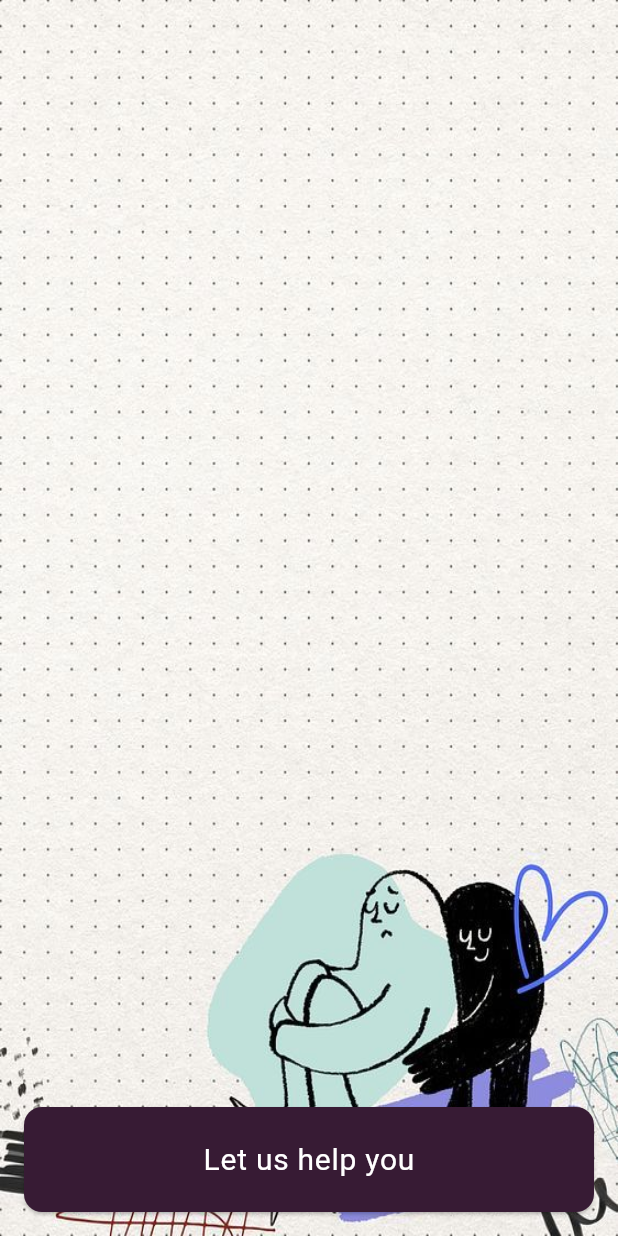
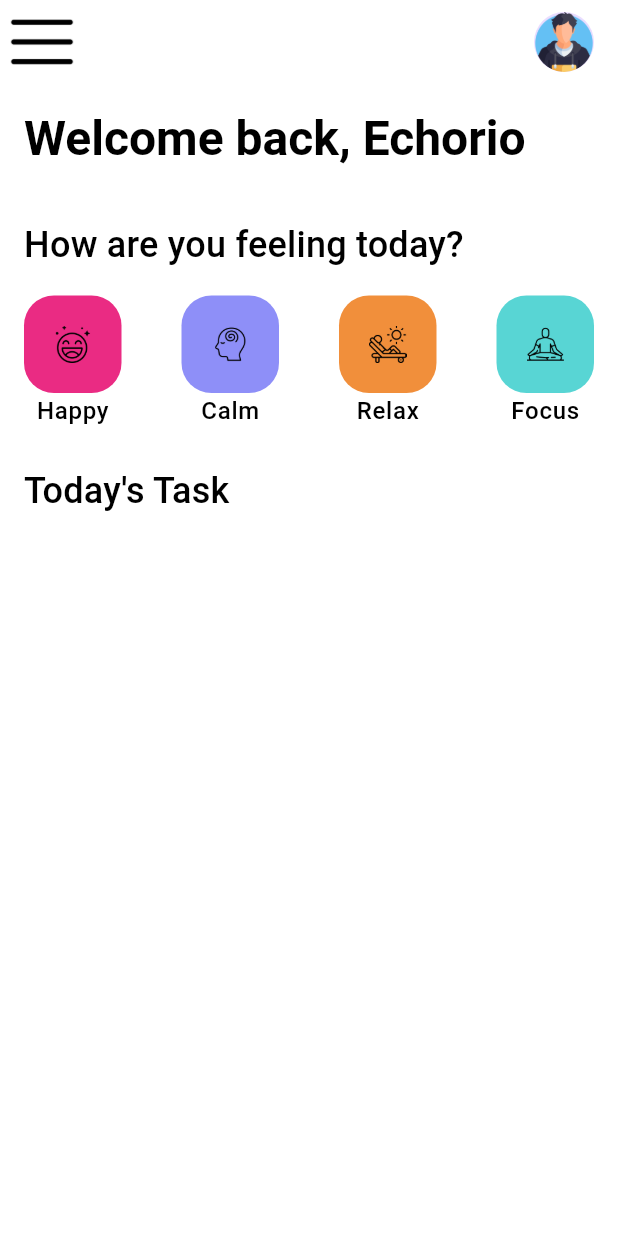
Before and after one commit to MinhNK251/Flutter-Mental-Health, a Flutter app: the screen it shows after launch, on a phone screen of 412 x 824 dp. Run offline on Flutter 3.47's test engine with Material 3 defaults, Android fonts, the phone set to English and light mode, and no system bars; our stand-ins replace google_fonts.

Commit message:
Add Meditation Screen, Feeling Button widget

```diff
--- /dev/null
+++ b/mental_health_app/lib/features/meditation/presentation/pages/meditation_screen.dart
@@ -0,0 +1,60 @@
+import 'package:flutter/material.dart';
+import 'package:mental_health_app/core/theme.dart';
+import 'package:mental_health_app/features/meditation/presentation/widgets/feeling_button.dart';
+
+class MeditationScreen extends StatelessWidget {
+  const MeditationScreen({super.key});
+
+  @override
+  Widget build(BuildContext context) {
+    return Scaffold(
+      appBar: AppBar(
+        backgroundColor: Colors.white,
+        elevation: 0,
+        leading: Image.asset('assets/menu.png'),
+        actions: [
+          CircleAvatar(
+            backgroundImage: AssetImage('assets/profile.png'),
+          ),
+          SizedBox(width: 16,)
+        ],
+      ),
+      backgroundColor: Colors.white,
+      body: Container(
+        padding: const EdgeInsets.all(16),
+        child: SingleChildScrollView(
+          child: Column(
+            crossAxisAlignment: CrossAxisAlignment.start,
+            children: [
+              Text(
+                'Welcome back, Echorio',
+                style: Theme.of(context).textTheme.titleLarge,
+              ),
+              SizedBox(height: 32,),
+              Text(
+                'How are you feeling today?',
+                style: Theme.of(context).textTheme.titleMedium,
+              ),
+              SizedBox(height: 16,),
+              Row(
+                mainAxisAlignment: MainAxisAlignment.spaceBetween,
+                children: [
+                  FeelingButton(image: 'assets/happy.png', label: 'Happy', color: DefaultColors.pink),
+                  FeelingButton(image: 'assets/calm.png', label: 'Calm', color: DefaultColors.purple),
+                  FeelingButton(image: 'assets/relax.png', label: 'Relax', color: DefaultColors.orange),
+                  FeelingButton(image: 'assets/focus.png', label: 'Focus', color: DefaultColors.lightteal)
+                ],
+              ),
+              SizedBox(height: 24,),
+              Text(
+                'Today\'s Task',
+                style: Theme.of(context).textTheme.titleMedium,
+              ),
+
+            ],
+          ),
+        ),
+      ),
+    );
+  }
+}
--- /dev/null
+++ b/mental_health_app/lib/features/meditation/presentation/widgets/feeling_button.dart
@@ -0,0 +1,25 @@
+import 'package:flutter/material.dart';
+
+class FeelingButton extends StatelessWidget {
+  final String image;
+  final String label;
+  final Color color;
+  const FeelingButton({super.key, required this.image, required this.label, required this.color});
+
+  @override
+  Widget build(BuildContext context) {
+    return Column(
+      children: [
+        Container(
+          padding: const EdgeInsets.all(20),
+          decoration: BoxDecoration(
+            color: color,
+            borderRadius: BorderRadius.circular(20),
+          ),
+          child: Image.asset(image, height: 25,),
+        ),
+        Text(label, style: Theme.of(context).textTheme.labelSmall,)
+      ],
+    );
+  }
+}
--- a/mental_health_app/lib/main.dart
+++ b/mental_health_app/lib/main.dart
@@ -1,6 +1,8 @@
 import 'package:flutter/material.dart';
+import 'package:mental_health_app/core/theme.dart';
+import 'package:mental_health_app/features/meditation/presentation/pages/meditation_screen.dart';
 import 'package:mental_health_app/presentation/onboarding/onboarding.dart';
-import 'core/theme.dart';
+
 
 void main() {
   runApp(const MyApp());
@@ -16,7 +18,7 @@ class MyApp extends StatelessWidget {
       title: 'Flutter Mental Health',
       theme: AppTheme.lightTheme,
       debugShowCheckedModeBanner: false,
-      home: OnboardingScreen(),
+      home: MeditationScreen(),
     );
   }
 }
```
Also changed, not shown: mental_health_app/assets/calm.png, mental_health_app/assets/menu.png.
